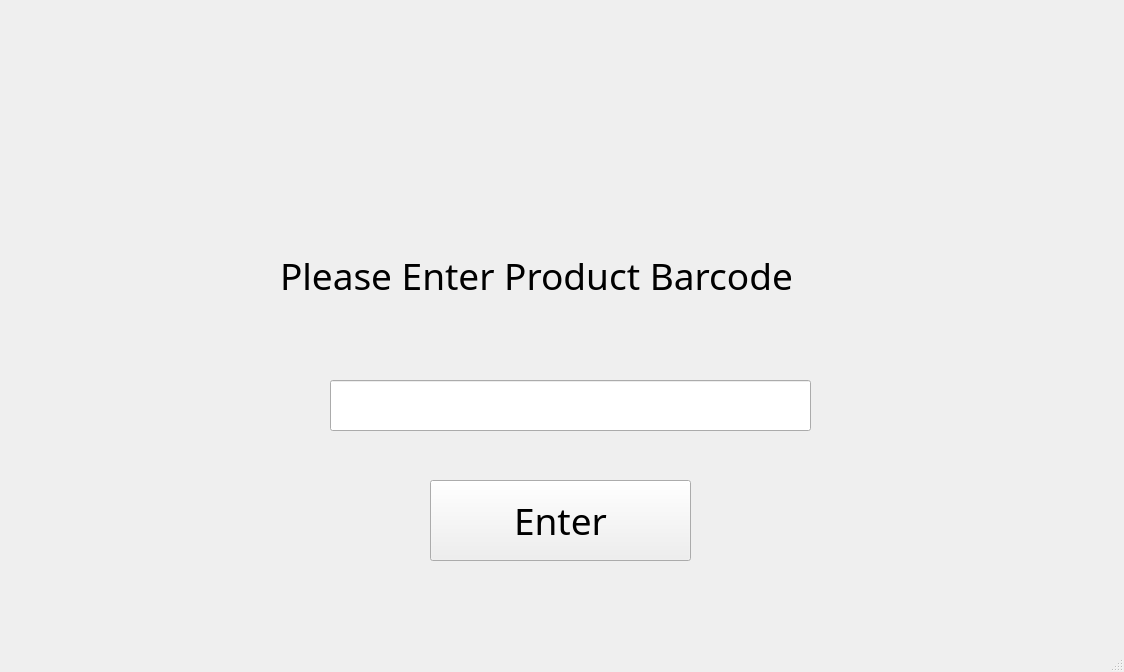
This is Amazon_FC_1.ui in ICS4U-Gallo/amazon-fc-assignment-ghost-coders as Qt 5 draws it before an edit. The edited form follows.
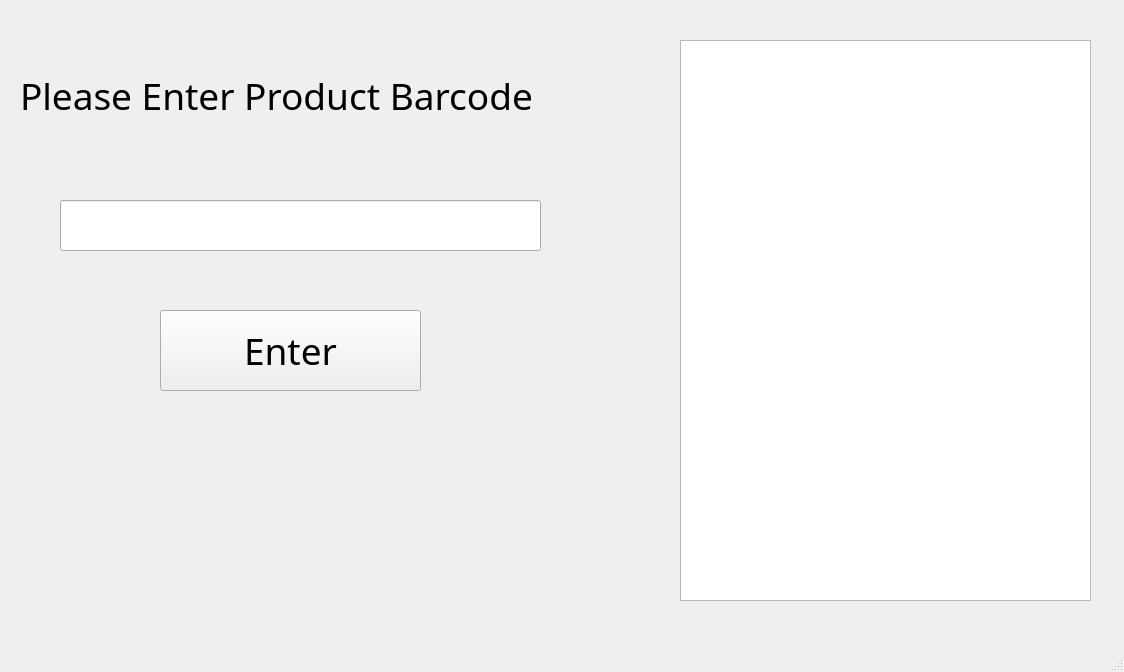
This is the edited form.

Diff of the .ui file:
```diff
--- a/Amazon_FC_1.ui
+++ b/Amazon_FC_1.ui
@@ -17,8 +17,8 @@
    <widget class="QLineEdit" name="lineEdit">
     <property name="geometry">
      <rect>
-      <x>330</x>
-      <y>380</y>
+      <x>60</x>
+      <y>200</y>
       <width>481</width>
       <height>51</height>
      </rect>
@@ -27,8 +27,8 @@
    <widget class="QLabel" name="label">
     <property name="geometry">
      <rect>
-      <x>280</x>
-      <y>180</y>
+      <x>20</x>
+      <y>0</y>
       <width>711</width>
       <height>191</height>
      </rect>
@@ -46,8 +46,8 @@
    <widget class="QPushButton" name="pushButton">
     <property name="geometry">
      <rect>
-      <x>430</x>
-      <y>480</y>
+      <x>160</x>
+      <y>310</y>
       <width>261</width>
       <height>81</height>
      </rect>
@@ -62,6 +62,16 @@
      <string>Enter</string>
     </property>
    </widget>
+   <widget class="QListView" name="listView">
+    <property name="geometry">
+     <rect>
+      <x>680</x>
+      <y>40</y>
+      <width>411</width>
+      <height>561</height>
+     </rect>
+    </property>
+   </widget>
   </widget>
   <widget class="QMenuBar" name="menubar">
    <property name="geometry">
```
